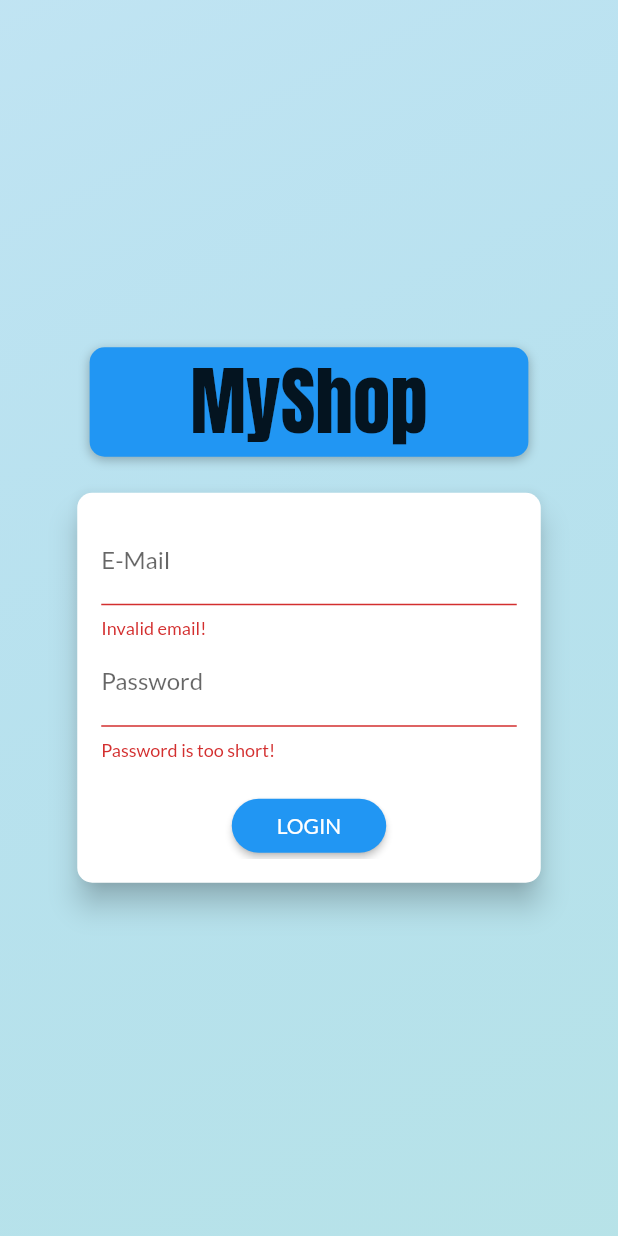
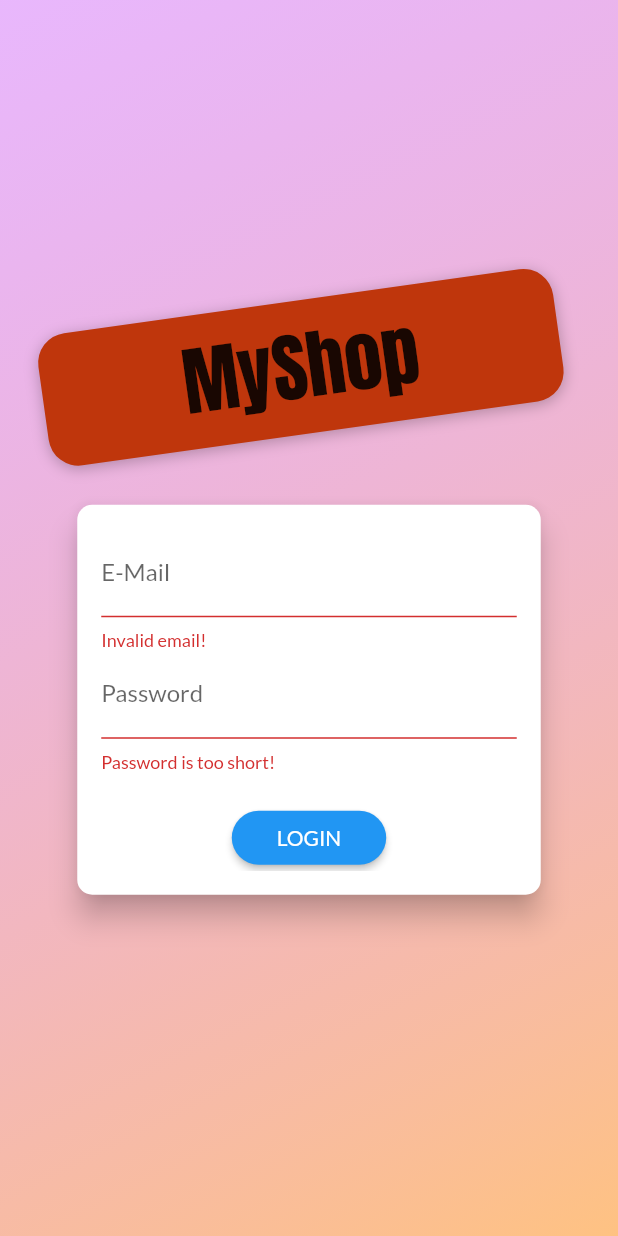
Before and after one commit to offfahad/shopping-app-f-lutter, a Flutter app: the AuthScreen screen opened directly, after a tap on "LOGIN", on a phone screen of 412 x 824 dp. Run offline on Flutter 3.47's test engine with Material 2 defaults, Android fonts, the phone set to English and light mode, and no system bars; network calls fail.

```diff
--- a/lib/main.dart
+++ b/lib/main.dart
@@ -1,4 +1,5 @@
 import 'package:flutter/material.dart';
+import 'package:myshop/providers/auth.dart';
 import 'package:myshop/providers/orders.dart';
 import 'package:myshop/screens/cart_screen.dart';
 import 'package:myshop/screens/edit_product_screen.dart';
@@ -21,6 +22,9 @@ class MyApp extends StatelessWidget {
     return MultiProvider(
       providers: [
         ChangeNotifierProvider(
+          create: (ctx) => Auth(),
+        ),
+        ChangeNotifierProvider(
           create: (ctx) => Products(),
         ),
         ChangeNotifierProvider(
@@ -39,7 +43,7 @@ class MyApp extends StatelessWidget {
           visualDensity: VisualDensity.adaptivePlatformDensity,
           fontFamily: 'Lato',
         ),
-        home: AuthScreen(),
+        home: ProductsOverviewScreen(),
         routes: {
           ProductDetailScreen.routeName: (ctx) => ProductDetailScreen(),
           CartScreen.routeName: (ctx) => CartScreen(),
--- a/lib/screens/auth_screen.dart
+++ b/lib/screens/auth_screen.dart
@@ -1,6 +1,10 @@
 import 'dart:math';
 
 import 'package:flutter/material.dart';
+import 'package:provider/provider.dart';
+
+import '../providers/auth.dart';
+import '../models/http_exception.dart';
 
 enum AuthMode { Signup, Login }
 
@@ -13,15 +17,15 @@ class AuthScreen extends StatelessWidget {
     // final transformConfig = Matrix4.rotationZ(-8 * pi / 180);
     // transformConfig.translate(-10.0);
     return Scaffold(
-      resizeToAvoidBottomInset: false,
+      // resizeToAvoidBottomInset: false,
       body: Stack(
         children: <Widget>[
           Container(
             decoration: BoxDecoration(
               gradient: LinearGradient(
                 colors: [
-                  Color.fromRGBO(135, 206, 235, 1).withOpacity(0.5),
-                  Color.fromRGBO(176, 224, 230, 1).withOpacity(0.9),
+                  Color.fromRGBO(215, 117, 255, 1).withOpacity(0.5),
+                  Color.fromRGBO(255, 188, 117, 1).withOpacity(0.9),
                 ],
                 begin: Alignment.topLeft,
                 end: Alignment.bottomRight,
@@ -41,17 +45,16 @@ class AuthScreen extends StatelessWidget {
                     child: Container(
                       margin: EdgeInsets.only(bottom: 20.0),
                       padding:
-                          EdgeInsets.symmetric(horizontal: 67, vertical: 0),
-                      //EdgeInsets.symmetric(vertical: 8.0, horizontal: 94.0),
-                      //transform: Matrix4.rotationZ(-8 * pi / 180)
-                      //..translate(-10.0),
+                          EdgeInsets.symmetric(vertical: 8.0, horizontal: 94.0),
+                      transform: Matrix4.rotationZ(-8 * pi / 180)
+                        ..translate(-10.0),
                       // ..translate(-10.0),
                       decoration: BoxDecoration(
-                        borderRadius: BorderRadius.circular(10.0),
-                        color: Colors.blue,
+                        borderRadius: BorderRadius.circular(20),
+                        color: Colors.deepOrange.shade900,
                         boxShadow: [
                           BoxShadow(
-                            blurRadius: 5,
+                            blurRadius: 8,
                             color: Colors.black26,
                             offset: Offset(0, 2),
                           )
@@ -101,7 +104,25 @@ class _AuthCardState extends State<AuthCard> {
   var _isLoading = false;
   final _passwordController = TextEditingController();
 
-  void _submit() {
+  void _showErrorDialog(String message) {
+    showDialog(
+      context: context,
+      builder: (ctx) => AlertDialog(
+        title: Text('An Error Occurred!'),
+        content: Text(message),
+        actions: <Widget>[
+          FlatButton(
+            child: Text('Okay'),
+            onPressed: () {
+              Navigator.of(ctx).pop();
+            },
+          )
+        ],
+      ),
+    );
+  }
+
+  Future<void> _submit() async {
     if (!_formKey.currentState.validate()) {
       // Invalid!
       return;
@@ -110,11 +131,40 @@ class _AuthCardState extends State<AuthCard> {
     setState(() {
       _isLoading = true;
     });
-    if (_authMode == AuthMode.Login) {
-      // Log user in
-    } else {
-      // Sign user up
+    try {
+      if (_authMode == AuthMode.Login) {
+        // Log user in
+        await Provider.of<Auth>(context, listen: false).login(
+          _authData['email'],
+          _authData['password'],
+        );
+      } else {
+        // Sign user up
+        await Provider.of<Auth>(context, listen: false).signup(
+          _authData['email'],
+          _authData['password'],
+        );
+      }
+    } on HttpException catch (error) {
+      var errorMessage = 'Authentication failed';
+      if (error.toString().contains('EMAIL_EXISTS')) {
+        errorMessage = 'This email address is already in use.';
+      } else if (error.toString().contains('INVALID_EMAIL')) {
+        errorMessage = 'This is not a valid email address';
+      } else if (error.toString().contains('WEAK_PASSWORD')) {
+        errorMessage = 'This password is too weak.';
+      } else if (error.toString().contains('EMAIL_NOT_FOUND')) {
+        errorMessage = 'Could not find a user with that email.';
+      } else if (error.toString().contains('INVALID_PASSWORD')) {
+        errorMessage = 'Invalid password.';
+      }
+      _showErrorDialog(errorMessage);
+    } catch (error) {
+      const errorMessage =
+          'Could not authenticate you. Please try again later.';
+      _showErrorDialog(errorMessage);
     }
+
     setState(() {
       _isLoading = false;
     });
@@ -196,7 +246,9 @@ class _AuthCardState extends State<AuthCard> {
                   height: 20,
                 ),
                 if (_isLoading)
-                  CircularProgressIndicator()
+                  CircularProgressIndicator(
+                    valueColor: AlwaysStoppedAnimation<Color>(Colors.blue),
+                  )
                 else
                   RaisedButton(
                     child:
```
Also changed, not shown: lib/providers/auth.dart (added, +45 -0 lines).
